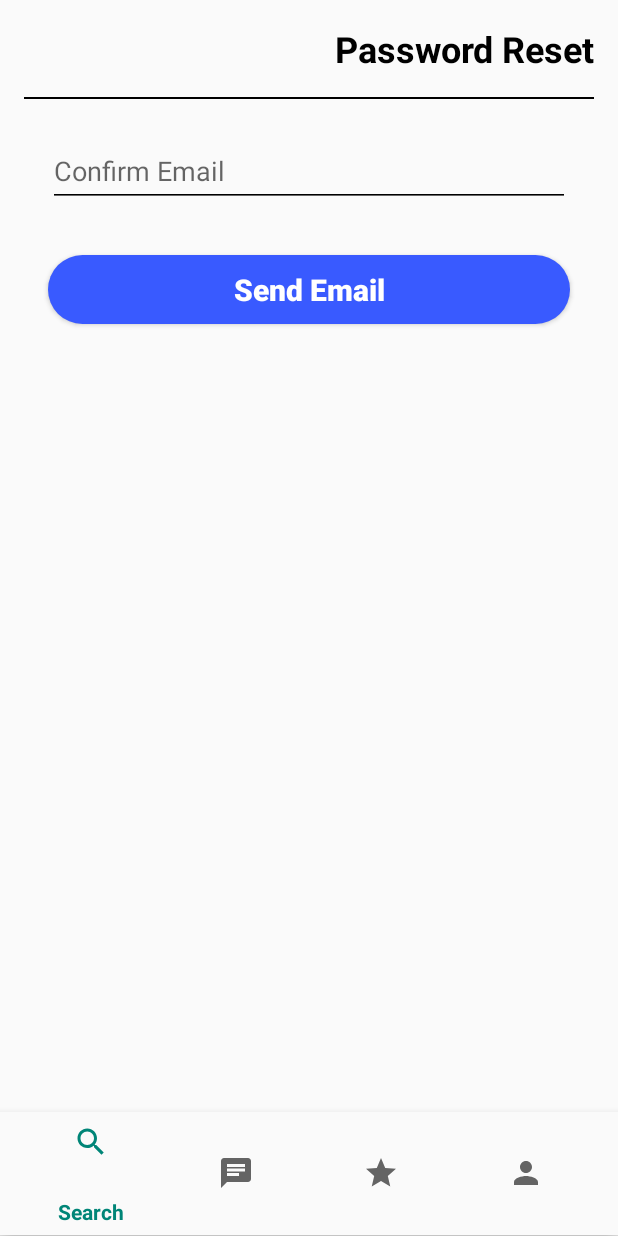
After one commit to TingC6190/TutorFinder-Android, an Android app: the fragment Password placed in its activity, on a phone screen of 412 x 824 dp. The commit adds this screen. Run offline under Robolectric (Android 15) with nearby library versions, the phone set to English and light mode, and no system bars; our stand-ins replace Firebase (no records; nobody signed in at launch, a user with empty details on screens opened directly).

Commit message:
implemented setting screen where users can edit their fields and change password through email

```diff
--- /dev/null
+++ b/TutorFinder/app/src/main/java/com/example/tingc6190/tutorfinder/Setting/Password.java
@@ -0,0 +1,78 @@
+package com.example.tingc6190.tutorfinder.Setting;
+
+import android.app.Fragment;
+import android.os.Bundle;
+import android.support.annotation.Nullable;
+import android.text.TextUtils;
+import android.view.LayoutInflater;
+import android.view.View;
+import android.view.ViewGroup;
+import android.widget.Button;
+import android.widget.EditText;
+import android.widget.Toast;
+
+import com.example.tingc6190.tutorfinder.Account.Account;
+import com.example.tingc6190.tutorfinder.HomeActivity;
+import com.example.tingc6190.tutorfinder.R;
+import com.example.tingc6190.tutorfinder.TutorForm.TutorFormInitial;
+
+public class Password extends Fragment {
+
+    private EditText confirmEmail_et;
+    private Button sendPasswordResetEmailButton;
+    String email;
+    HomeActivity homeActivity;
+
+    public Password() {
+    }
+
+    @Nullable
+    @Override
+    public View onCreateView(LayoutInflater inflater, @Nullable ViewGroup container, Bundle savedInstanceState) {
+
+        homeActivity = (HomeActivity) getActivity();
+
+        email = homeActivity.getStudentEmail();
+
+        return inflater.inflate(R.layout.content_change_password_screen, container, false);
+    }
+
+    @Override
+    public void onActivityCreated(@Nullable Bundle savedInstanceState) {
+        super.onActivityCreated(savedInstanceState);
+
+        if (getView() != null)
+        {
+            confirmEmail_et = getView().findViewById(R.id.password_reset_email);
+            sendPasswordResetEmailButton = getView().findViewById(R.id.send_password_reset_email_button);
+
+            sendPasswordResetEmailButton.setOnClickListener(new View.OnClickListener() {
+                @Override
+                public void onClick(View v) {
+
+                    String confirmEmail = confirmEmail_et.getText().toString().trim();
+
+                    if (!TextUtils.isEmpty(confirmEmail))
+                    {
+                        if (confirmEmail.equals(email))
+                        {
+                            homeActivity.sendPasswordResetEmail();
+
+                            getFragmentManager().beginTransaction()
+                                    .replace(R.id.content_container, new Account())
+                                    .commit();
+                        }
+                        else
+                        {
+                            Toast.makeText(getContext(), "Please make sure email matches the one for this account.", Toast.LENGTH_SHORT).show();
+                        }
+                    }
+                    else
+                    {
+                        Toast.makeText(getContext(), "Please confirm your current email.", Toast.LENGTH_SHORT).show();
+                    }
+                }
+            });
+        }
+    }
+}
--- /dev/null
+++ b/TutorFinder/app/src/main/res/layout/content_change_password_screen.xml
@@ -0,0 +1,70 @@
+<?xml version="1.0" encoding="utf-8"?>
+<LinearLayout xmlns:android="http://schemas.android.com/apk/res/android"
+    xmlns:tools="http://schemas.android.com/tools"
+    android:orientation="vertical"
+    android:layout_width="match_parent"
+    android:layout_height="match_parent">
+
+
+    <TextView
+        android:layout_width="match_parent"
+        android:layout_height="wrap_content"
+        android:layout_gravity="center"
+        android:layout_marginTop="16dp"
+        android:layout_marginStart="16dp"
+        android:layout_marginEnd="16dp"
+        android:text="Password Reset"
+        android:textAlignment="textEnd"
+        android:textColor="@android:color/black"
+        android:textSize="24sp"
+        android:textStyle="bold"
+        tools:ignore="RtlCompat" />
+
+    <View
+        android:layout_width="match_parent"
+        android:layout_height="1dp"
+        android:layout_marginStart="16dp"
+        android:layout_marginEnd="16dp"
+        android:background="@android:color/black"
+        android:layout_gravity="center"
+        android:layout_marginTop="16dp"/>
+
+
+    <android.support.design.widget.TextInputLayout
+        android:layout_width="match_parent"
+        android:layout_height="wrap_content"
+        android:layout_marginStart="32dp"
+        android:layout_marginEnd="32dp"
+        android:layout_gravity="center"
+        android:layout_marginTop="16dp">
+
+        <EditText
+            android:id="@+id/password_reset_email"
+            android:layout_width="match_parent"
+            android:layout_height="wrap_content"
+            android:hint="Confirm Email"
+            android:layout_gravity="center"
+            android:textColor="@android:color/black"
+            android:textColorHint="@android:color/darker_gray"
+            android:backgroundTint="@android:color/black"
+            android:inputType="textEmailAddress"/>
+    </android.support.design.widget.TextInputLayout>
+
+
+    <Button
+        android:id="@+id/send_password_reset_email_button"
+        android:layout_width="match_parent"
+        android:layout_height="46dp"
+        android:layout_marginStart="32dp"
+        android:layout_marginEnd="32dp"
+        android:layout_gravity="center"
+        android:layout_marginTop="32dp"
+        android:textStyle="bold"
+        android:textSize="20sp"
+        android:textAllCaps="false"
+        android:textColor="@android:color/white"
+        android:background="@drawable/rounded_corner"
+        android:text="Send Email"/>
+
+
+</LinearLayout>
```
Also changed, not shown: TutorFinder/app/src/main/java/com/example/tingc6190/tutorfinder/Account/Account.java (+13 -0 lines), TutorFinder/app/src/main/java/com/example/tingc6190/tutorfinder/HomeActivity.java (+47 -3 lines), TutorFinder/app/src/main/java/com/example/tingc6190/tutorfinder/Setting/Setting.java (added, +138 -0 lines).
